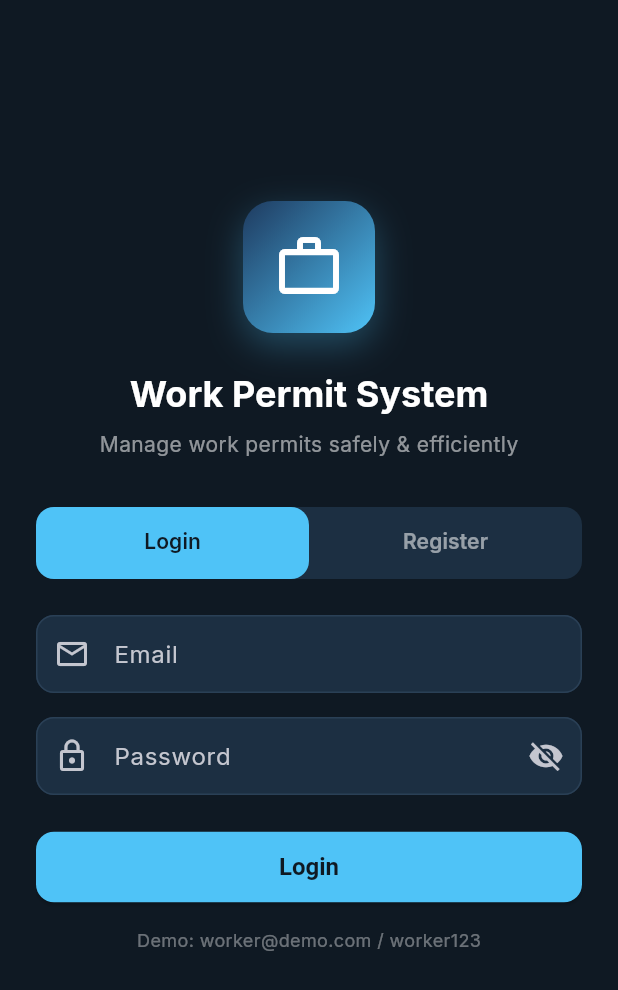
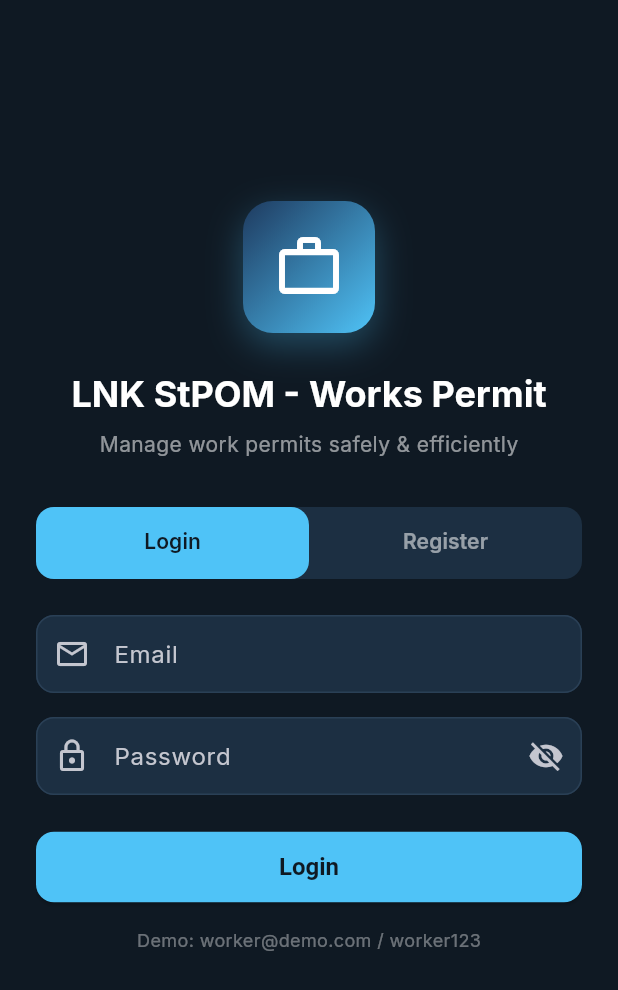
Before and after one commit to Kykyun/PermitApps, a Flutter app: the screen it shows after launch, on a phone screen of 412 x 824 dp. Shown: the top 990 px of the screen. Run offline on Flutter 3.47's test engine with Material 3 defaults, Android fonts, the phone set to English and light mode, and no system bars; our stand-ins replace dio, file_picker, google_fonts, shared_preferences; accounts and stored records are empty.

Commit message:
feat: Implement core application structure, login, and home screen UI with Android manifest updates.

```diff
--- a/frontend/lib/main.dart
+++ b/frontend/lib/main.dart
@@ -26,7 +26,7 @@ class WorkPermitApp extends StatelessWidget {
   @override
   Widget build(BuildContext context) {
     return MaterialApp(
-      title: 'Work Permit System',
+      title: 'LNK StPOM - Works Permit',
       debugShowCheckedModeBanner: false,
       theme: ThemeData(
         useMaterial3: true,
--- a/frontend/lib/screens/home_screen.dart
+++ b/frontend/lib/screens/home_screen.dart
@@ -53,7 +53,7 @@ class _HomeScreenState extends State<HomeScreen> {
             ),
             const SizedBox(width: 12),
             if (isWide)
-              const Text('Work Permit System', style: TextStyle(fontWeight: FontWeight.bold)),
+              const Text('LNK StPOM - Works Permit', style: TextStyle(fontWeight: FontWeight.bold)),
           ],
         ),
         actions: [
--- a/frontend/lib/screens/login_screen.dart
+++ b/frontend/lib/screens/login_screen.dart
@@ -118,7 +118,7 @@ class _LoginScreenState extends State<LoginScreen> with SingleTickerProviderStat
                   ),
                   const SizedBox(height: 24),
                   Text(
-                    'Work Permit System',
+                    'LNK StPOM - Works Permit',
                     style: Theme.of(context).textTheme.headlineSmall?.copyWith(
                           fontWeight: FontWeight.bold,
                           color: Colors.white,
```
Also changed, not shown: 2 other files.
